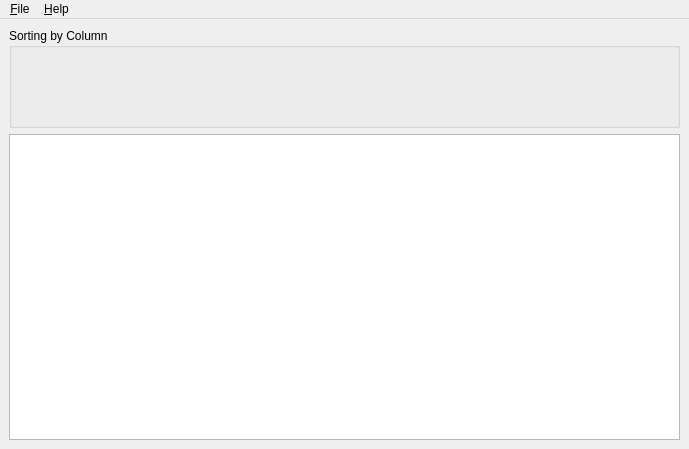
Before: the Qt Designer form source/examples/sorted_table/MainWindow.ui in mjendruk/qttokenedit, drawn with Qt 5.
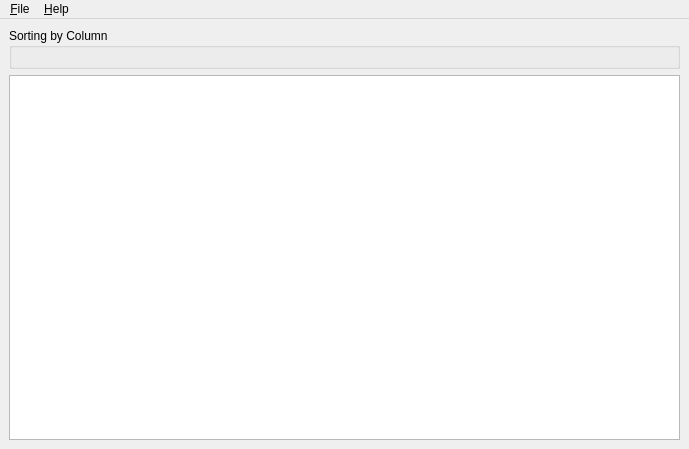
After: the same form once the commit is applied.

Commit message: set size constraint of frame to `SetMinimumSize`

The edit to the form file:
```diff
--- a/source/examples/sorted_table/MainWindow.ui
+++ b/source/examples/sorted_table/MainWindow.ui
@@ -17,6 +17,12 @@
    <layout class="QVBoxLayout" name="verticalLayout">
     <item>
      <widget class="QGroupBox" name="groupBox">
+      <property name="sizePolicy">
+       <sizepolicy hsizetype="Preferred" vsizetype="Minimum">
+        <horstretch>0</horstretch>
+        <verstretch>0</verstretch>
+       </sizepolicy>
+      </property>
       <property name="minimumSize">
        <size>
         <width>0</width>
@@ -30,6 +36,9 @@
        <bool>false</bool>
       </property>
       <layout class="QVBoxLayout" name="verticalLayout_3">
+       <property name="sizeConstraint">
+        <enum>QLayout::SetMinimumSize</enum>
+       </property>
        <item>
         <layout class="QFormLayout" name="formLayout_2"/>
        </item>
```
The commit also changes 1 other file.
